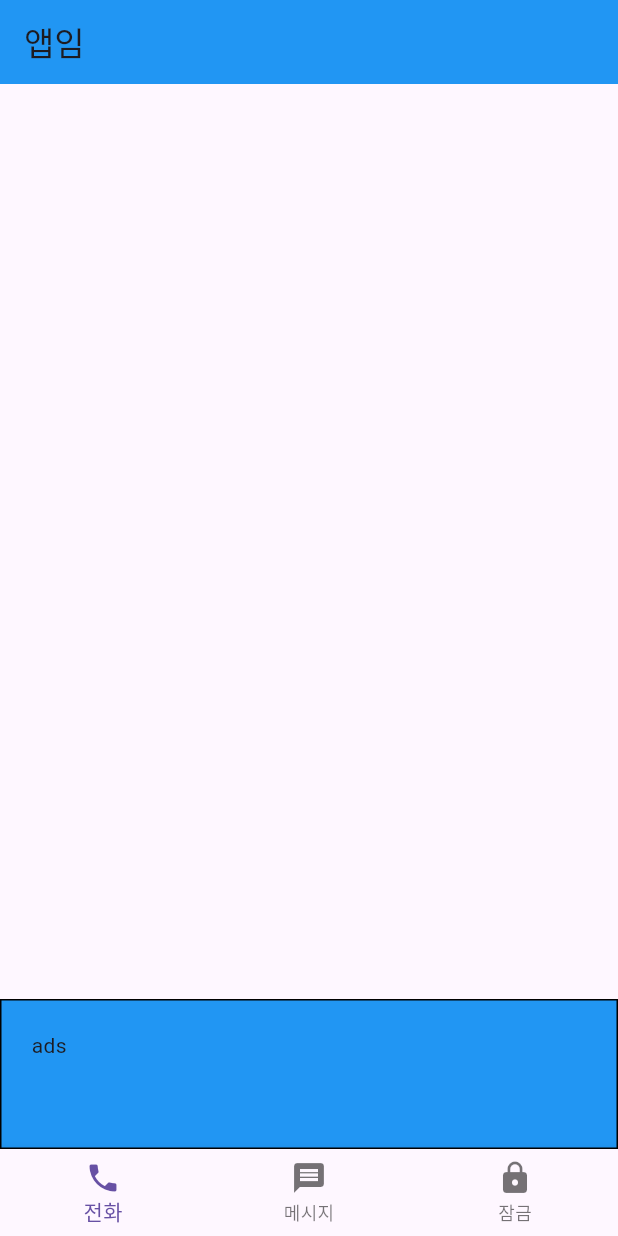
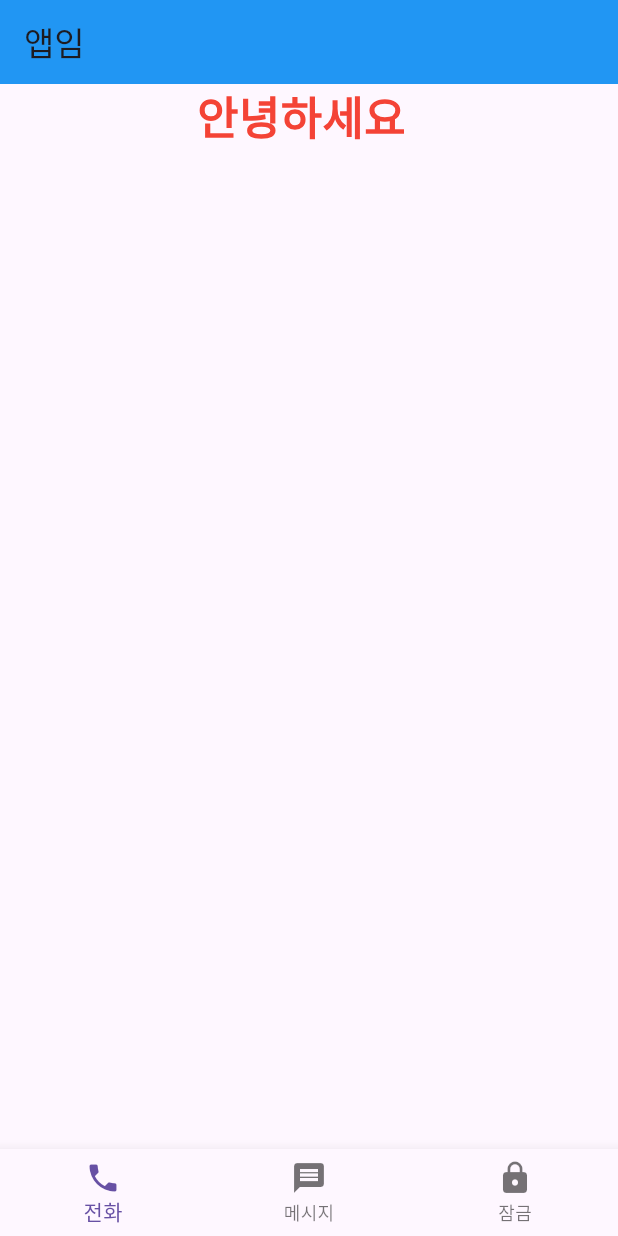
Before and after one commit to dmdrk1414/flutter_coding_apple, a Flutter app: the screen it shows after launch, on a phone screen of 412 x 824 dp. Run offline on Flutter 3.47's test engine with Material 3 defaults, Android fonts, the light colour scheme and no system bars.

Commit message:
FEAT 텍스트 위젯 꾸미는법

```diff
--- a/lib/main.dart
+++ b/lib/main.dart
@@ -37,21 +37,26 @@ class _MyHomePageState extends State<MyHomePage> {
         title: Text('앱임'),
         backgroundColor: Colors.blue,
       ),
-      body: Align( // 하단 정렬하는 방법
-        alignment: Alignment.bottomCenter,
-        child: Container( // Container 데코레이션 하는 방법
-          width: double.infinity, // 가로로 꽉 체우기
-          height: 100,
-          padding: EdgeInsets.all(20), // 페딩 하는 방법
+      body: SizedBox(
+        child: Row(
+          mainAxisAlignment: MainAxisAlignment.center, // 수평 중앙 정렬
+          children: [
+            /* Text 꾸미는 법 */
+            Text(
+              '안녕하세요',
+              style: TextStyle(
+                color: Colors.red, // 텍스트 색상 설정
+                fontWeight: FontWeight.w600, // 텍스트 두께 설정
+                fontSize: 30, // 텍스트 크기 설정
+                // color: Color.fromRGBO(r, g, b, opacity) // RGB를 이용하여 색감 입히기
+              ),
+            ),
+            SizedBox(width: 10), // 텍스트와 아이콘 사이의 간격 설정
 
-          decoration: BoxDecoration( // Container 색, 디자인
-            border: Border.all(color: Colors.black),
-            color: Colors.blue
-          ),
-
-          child: Text('ads'),
+          ],
         ),
       ),
+
       bottomNavigationBar: BottomNavigationBar(
         currentIndex: _selectedIndex,
         onTap: _onItemTapped,
```
